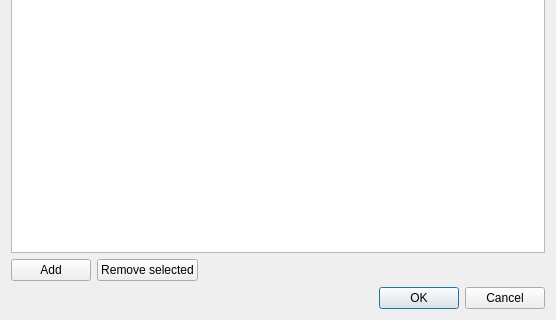
The window that designer/additionalsearchpathsdialog.ui (diglet48/restim) describes before a commit, drawn with Qt 5; both pictures show x 0 to 556 and y 172 to 492 of the 556 by 492 pixel window.
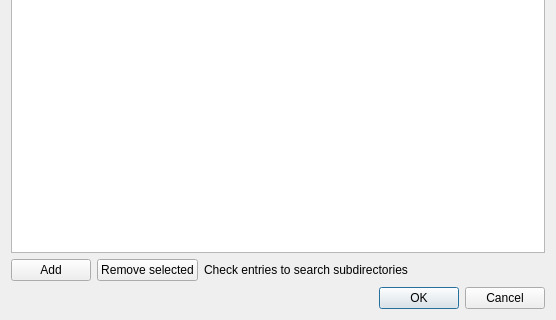
The same window after the commit.

Commit message: Added a label describing what the new checkbox is for

```diff
--- a/designer/additionalsearchpathsdialog.ui
+++ b/designer/additionalsearchpathsdialog.ui
@@ -46,6 +46,13 @@
         </property>
        </widget>
       </item>
+      <item>
+       <widget class="QLabel" name="label">
+        <property name="text">
+         <string>Check entries to search subdirectories</string>
+        </property>
+       </widget>
+      </item>
       <item>
        <spacer name="horizontalSpacer">
         <property name="orientation">
```
Left out of the diff: 6 changed lines with no effect on the pictures. The commit also changes 2 other files.
